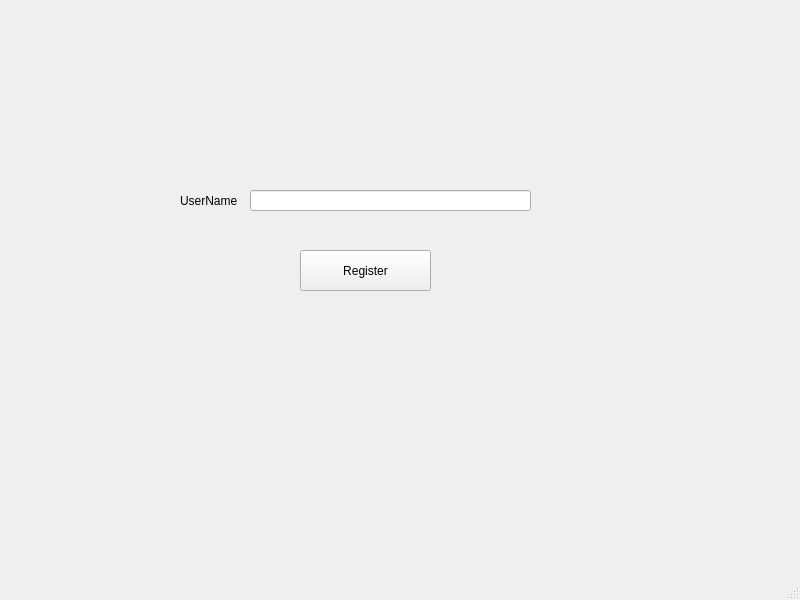
The window that Triviador/UI/forms/Register.ui (andonealexandru/Triviador) describes before a commit, drawn with Qt 5.
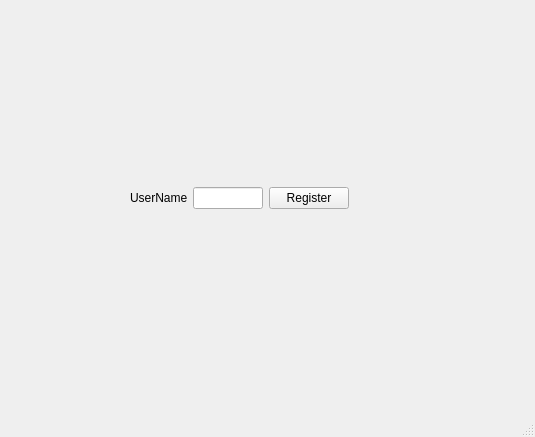
The same window after the commit.

```diff
--- a/Triviador/UI/forms/Register.ui
+++ b/Triviador/UI/forms/Register.ui
@@ -6,62 +6,49 @@
    <rect>
     <x>0</x>
     <y>0</y>
-    <width>800</width>
-    <height>600</height>
+    <width>535</width>
+    <height>437</height>
    </rect>
   </property>
   <property name="windowTitle">
    <string>MainWindow</string>
   </property>
   <widget class="QWidget" name="centralwidget">
-   <widget class="QWidget" name="horizontalLayoutWidget">
+   <widget class="QWidget" name="widget" native="true">
     <property name="geometry">
      <rect>
-      <x>180</x>
-      <y>130</y>
-      <width>371</width>
-      <height>201</height>
+      <x>130</x>
+      <y>180</y>
+      <width>219</width>
+      <height>36</height>
      </rect>
     </property>
-    <layout class="QHBoxLayout" name="horizontalLayout">
-     <item>
-      <widget class="QWidget" name="widget" native="true">
-       <widget class="QLabel" name="label">
-        <property name="geometry">
-         <rect>
-          <x>0</x>
-          <y>60</y>
-          <width>71</width>
-          <height>21</height>
-         </rect>
-        </property>
-        <property name="text">
-         <string>UserName</string>
-        </property>
-       </widget>
-       <widget class="QLineEdit" name="lineEdit">
-        <property name="geometry">
-         <rect>
-          <x>70</x>
-          <y>60</y>
-          <width>281</width>
-          <height>21</height>
-         </rect>
-        </property>
-       </widget>
-       <widget class="QPushButton" name="pushButton">
-        <property name="geometry">
-         <rect>
-          <x>120</x>
-          <y>120</y>
-          <width>131</width>
-          <height>41</height>
-         </rect>
-        </property>
-        <property name="text">
-         <string>Register</string>
-        </property>
-       </widget>
+    <layout class="QGridLayout" name="gridLayout">
+     <item row="0" column="0">
+      <layout class="QHBoxLayout" name="horizontalLayout">
+       <property name="spacing">
+        <number>5</number>
+       </property>
+       <item>
+        <widget class="QLabel" name="label">
+         <property name="enabled">
+          <bool>true</bool>
+         </property>
+         <property name="text">
+          <string>UserName</string>
+         </property>
+        </widget>
+       </item>
+       <item>
+        <widget class="QLineEdit" name="lineEdit_username"/>
+       </item>
+      </layout>
+     </item>
+     <item row="0" column="1">
+      <widget class="QPushButton" name="pushButton">
+       <property name="text">
+        <string>Register</string>
+       </property>
       </widget>
      </item>
     </layout>
```
Left out of the diff: 2 changed lines with no effect on the pictures.
